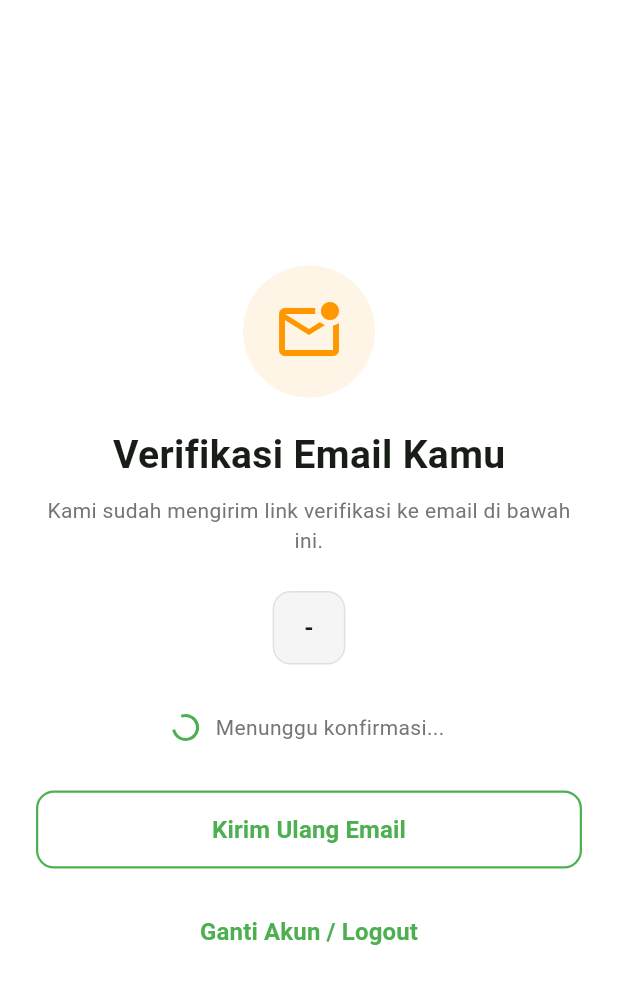
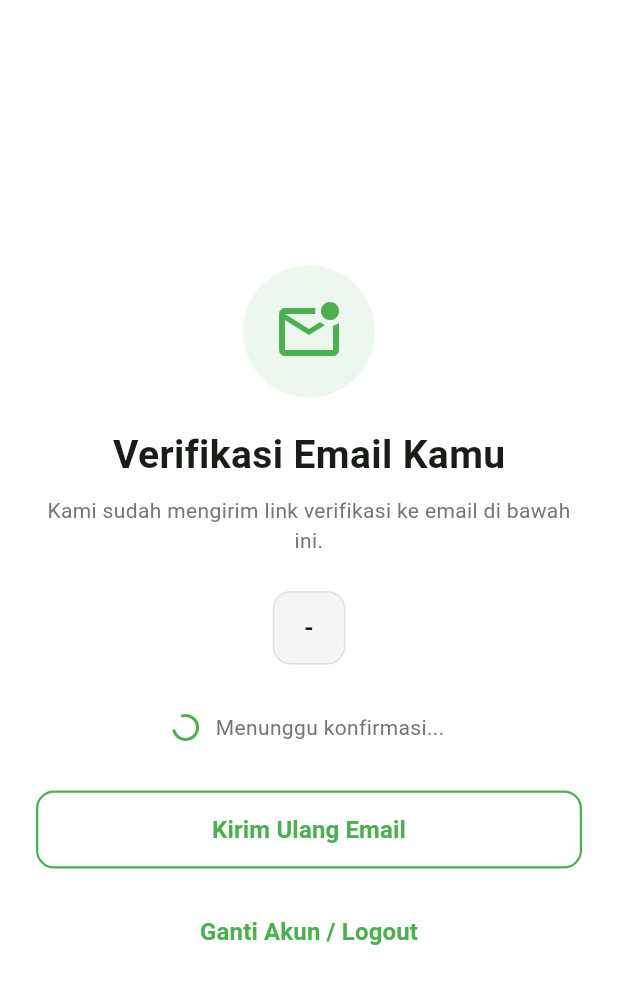
Before and after one commit to AryaPramudya898/uts_1123150004, a Flutter app: the VerifyEmailPage screen opened by its route, on a phone screen of 412 x 824 dp. Shown: the top 984 px of the screen. Run offline on Flutter 3.47's test engine with Material 3 defaults, Android fonts, the phone set to English and light mode, and no system bars; our stand-ins replace dio, email_validator, equatable, firebase_auth, firebase_core, flutter_secure_storage and 2 more; accounts and stored records are empty.

Commit message:
style: perbarui halaman auth dengan tema warna hijau muda

```diff
--- a/lib/features/auth/presentation/pages/login_page.dart
+++ b/lib/features/auth/presentation/pages/login_page.dart
@@ -187,7 +187,7 @@ class _LoginPageState extends State<LoginPage> {
                         child: const Text(
                           'Daftar',
                           style: TextStyle(
-                            color: Color(0xFF1565C0),
+                            color: Color(0xFF4CAF50),
                             fontWeight: FontWeight.bold,
                           ),
                         ),
--- a/lib/features/auth/presentation/pages/register_page.dart
+++ b/lib/features/auth/presentation/pages/register_page.dart
@@ -158,7 +158,7 @@ class _RegisterPageState extends State<RegisterPage> {
                         child: const Text(
                           'Masuk',
                           style: TextStyle(
-                            color: Color(0xFF1565C0),
+                            color: Color(0xFF4CAF50),
                             fontWeight: FontWeight.bold,
                           ),
                         ),
--- a/lib/features/auth/presentation/pages/verify_email_page.dart
+++ b/lib/features/auth/presentation/pages/verify_email_page.dart
@@ -85,7 +85,6 @@ class _VerifyEmailPageState extends State<VerifyEmailPage> {
                 title: 'Verifikasi Email Kamu',
                 subtitle:
                     'Kami sudah mengirim link verifikasi ke email di bawah ini.',
-                iconColor: Colors.orange,
               ),
               const SizedBox(height: 24),
 
```
